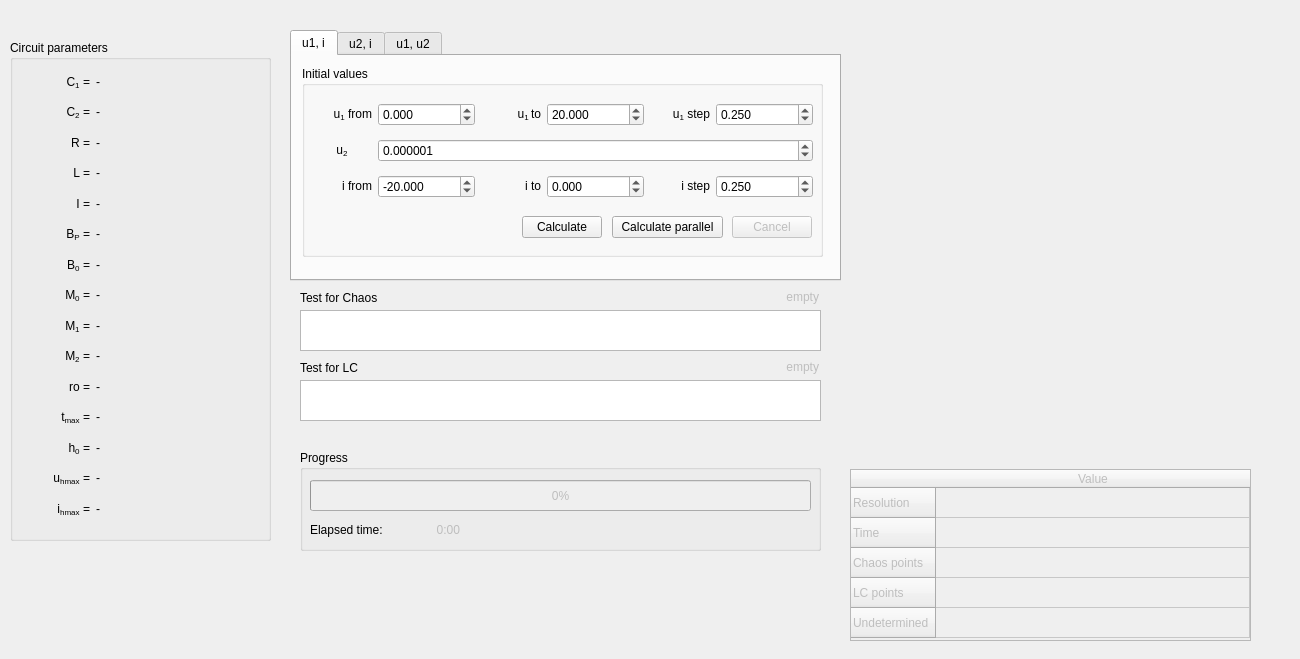
Qt form widgets/cutwidget.ui (zsolt-racz/chua-trajectory-visualiser) before a commit.
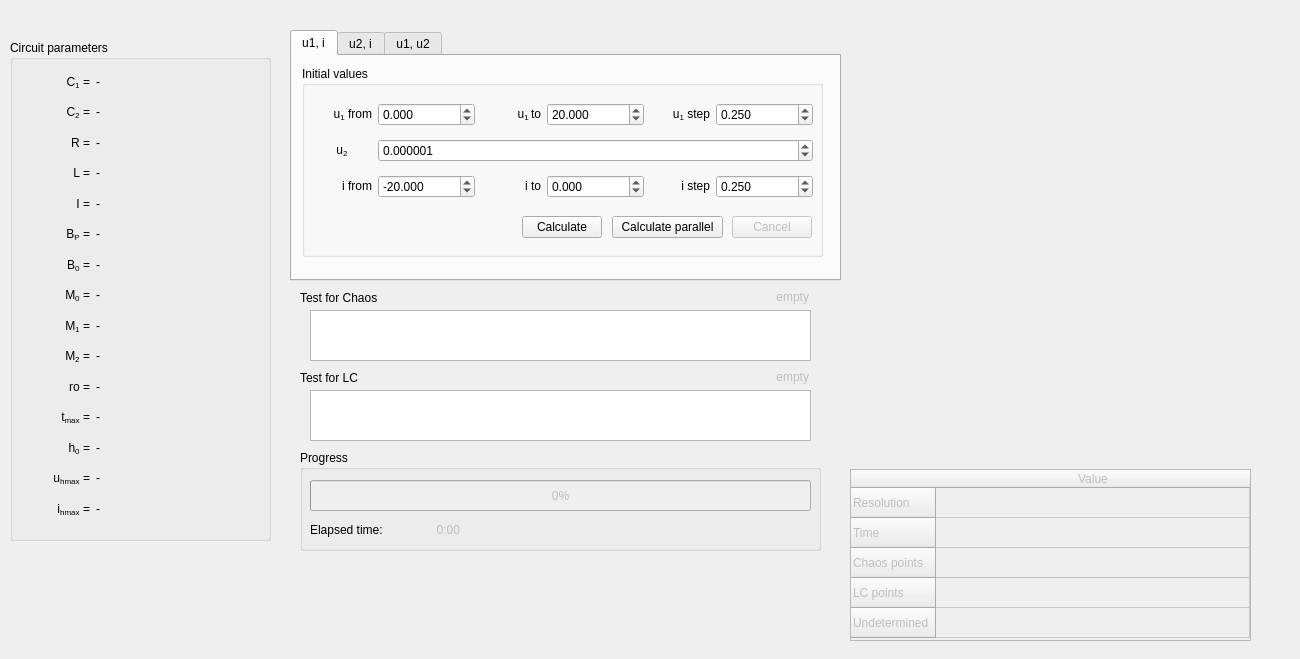
The same form after that commit. Custom widgets are drawn as their Qt base class.

Patch:
```diff
--- a/widgets/cutwidget.ui
+++ b/widgets/cutwidget.ui
@@ -1501,10 +1501,10 @@
   <widget class="QPlainTextEdit" name="test_chaos">
    <property name="geometry">
     <rect>
-     <x>300</x>
+     <x>310</x>
      <y>310</y>
-     <width>521</width>
-     <height>41</height>
+     <width>501</width>
+     <height>51</height>
     </rect>
    </property>
   </widget>
@@ -1525,7 +1525,7 @@
    <property name="geometry">
     <rect>
      <x>300</x>
-     <y>360</y>
+     <y>370</y>
      <width>71</width>
      <height>16</height>
     </rect>
@@ -1537,10 +1537,10 @@
   <widget class="QPlainTextEdit" name="test_lc">
    <property name="geometry">
     <rect>
-     <x>300</x>
-     <y>380</y>
-     <width>521</width>
-     <height>41</height>
+     <x>310</x>
+     <y>390</y>
+     <width>501</width>
+     <height>51</height>
     </rect>
    </property>
   </widget>
@@ -1550,7 +1550,7 @@
    </property>
    <property name="geometry">
     <rect>
-     <x>760</x>
+     <x>750</x>
      <y>290</y>
      <width>59</width>
      <height>14</height>
@@ -1572,8 +1572,8 @@
    </property>
    <property name="geometry">
     <rect>
-     <x>760</x>
-     <y>360</y>
+     <x>750</x>
+     <y>370</y>
      <width>59</width>
      <height>14</height>
     </rect>
```
